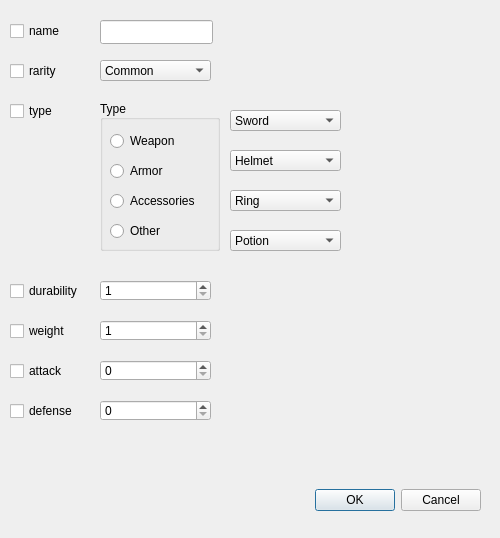
Before: the Qt Designer form itemeditordialog.ui in xzbey/xzbey_pr6, drawn with Qt 5.
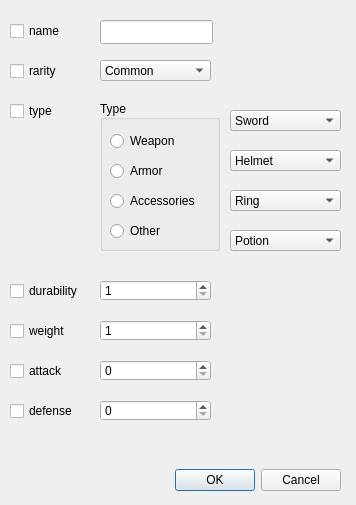
After: the same form once the commit is applied.

```diff
--- a/itemeditordialog.ui
+++ b/itemeditordialog.ui
@@ -6,8 +6,8 @@
    <rect>
     <x>0</x>
     <y>0</y>
-    <width>500</width>
-    <height>538</height>
+    <width>356</width>
+    <height>505</height>
    </rect>
   </property>
   <property name="windowTitle">
@@ -16,9 +16,9 @@
   <widget class="QDialogButtonBox" name="buttonBox">
    <property name="geometry">
     <rect>
-     <x>100</x>
-     <y>480</y>
-     <width>381</width>
+     <x>10</x>
+     <y>460</y>
+     <width>331</width>
      <height>41</height>
     </rect>
    </property>
```
